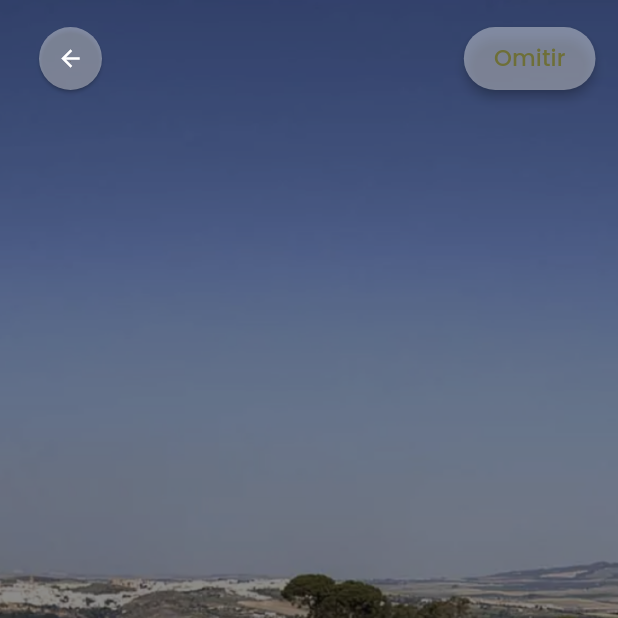
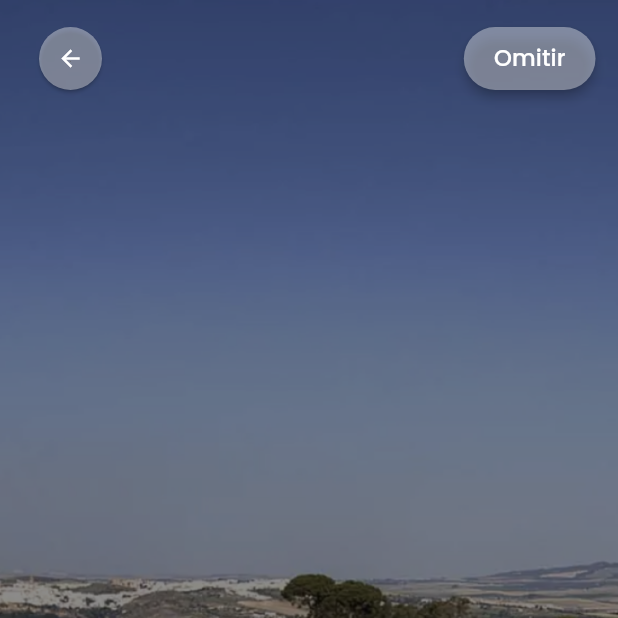
Before and after one commit to AnsonyDev/cortijo-app-functional, a Flutter app: the screen it shows after launch, after a tap on "Tu viaje comienza aquí", on a phone screen of 412 x 824 dp, the top half of it. Run offline on Flutter 3.47's test engine with Material 3 defaults, Android fonts, the light colour scheme and no system bars; our stand-ins replace auto_route, cached_network_image, dio, dotted_border, dropdown_button2, equatable and 17 more; missing offline and left inert: map_launcher, slide_to_confirm; accounts and stored records are empty; network calls fail; Roboto replaces fonts that are missing (Quiza pro); statements that could not run were skipped; project files that could hold a hidden picture were left out.

Commit message:
button white

```diff
--- /dev/null
+++ b/devtools_options.yaml
@@ -0,0 +1,3 @@
+description: This file stores settings for Dart & Flutter DevTools.
+documentation: https://docs.flutter.dev/tools/devtools/extensions#configure-extension-enablement-states
+extensions:
--- a/lib/widgets/app_bottons.dart
+++ b/lib/widgets/app_bottons.dart
@@ -110,13 +110,13 @@
     required this.onPressed,
     required this.text,
     required this.colorButton,
-    this.colorText,
+    this.colorText = Colors.white,
     Key? key,
   }) : super(key: key);
 
   final String text;
   final Color colorButton;
-  final Color? colorText;
+  final Color colorText;
   final void Function()? onPressed;
 
   @override
--- a/pubspec.yaml
+++ b/pubspec.yaml
@@ -4,7 +4,7 @@
 
 publish_to: none
 
-version: 1.0.9+23
+version: 1.0.9+25
 
 environment:
   sdk: '>=2.18.0 <3.0.0'
```
